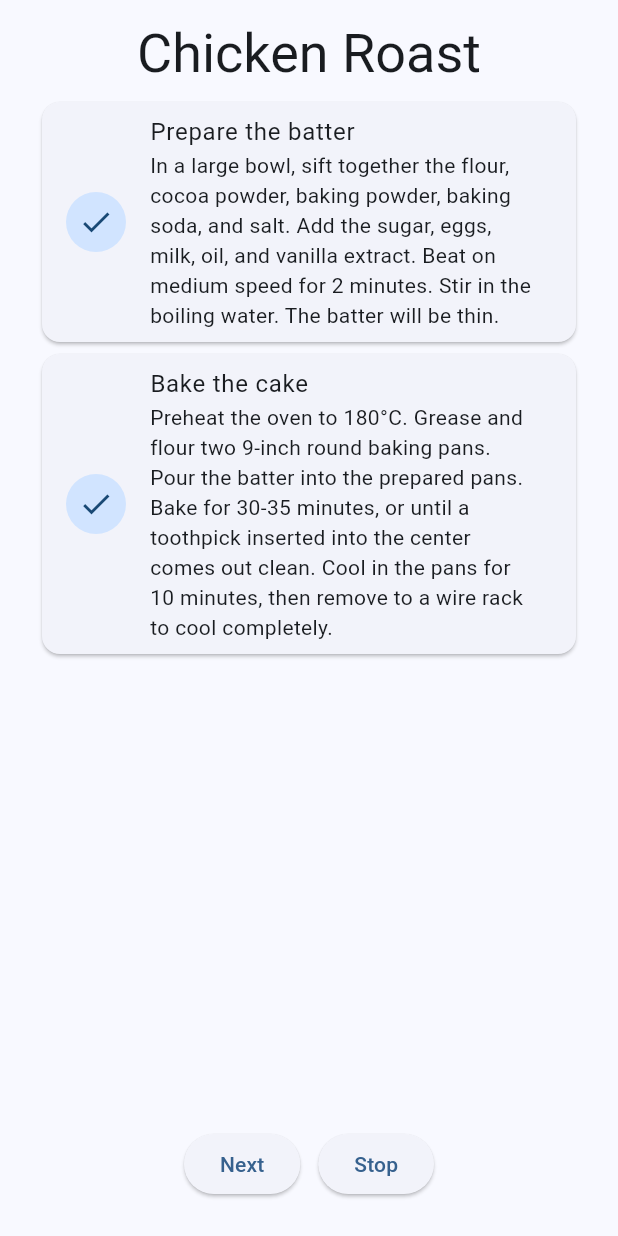
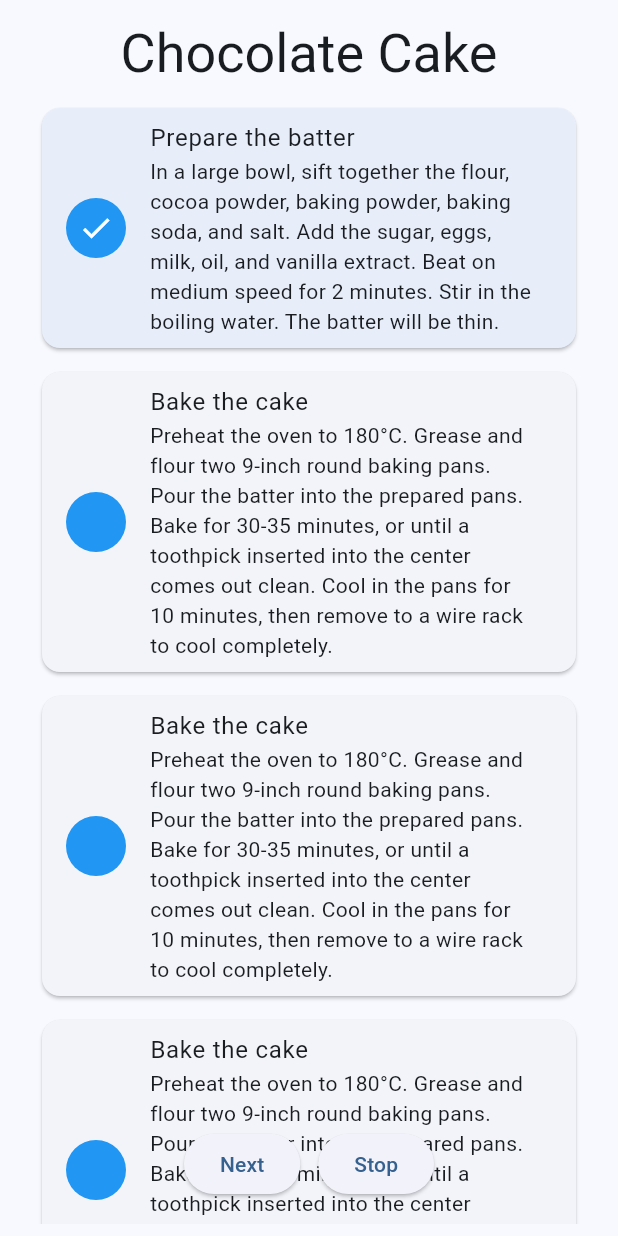
Before and after one commit to hanhkiet/recipes, a Flutter app: the screen it shows after launch, after a tap on "Next", on a phone screen of 412 x 824 dp. Run offline on Flutter 3.47's test engine with Material 3 defaults, Android fonts, the phone set to English and light mode, and no system bars; our stand-ins replace flutter_dotenv, get_it, get_it_mixin, go_router, supabase_flutter; accounts and stored records are empty.

Commit message:
change step in cooking screen and happy_eating_screen.dart

```diff
--- a/lib/data/recipe.dart
+++ b/lib/data/recipe.dart
@@ -80,6 +80,30 @@ const recipesData = [
             'Preheat the oven to 180°C. Grease and flour two 9-inch round baking pans. Pour the batter into the prepared pans. Bake for 30-35 minutes, or until a toothpick inserted into the center comes out clean. Cool in the pans for 10 minutes, then remove to a wire rack to cool completely.',
         duration: Duration(minutes: 35),
       ),
+      RecipeStepData(
+        title: 'Bake the cake',
+        description:
+            'Preheat the oven to 180°C. Grease and flour two 9-inch round baking pans. Pour the batter into the prepared pans. Bake for 30-35 minutes, or until a toothpick inserted into the center comes out clean. Cool in the pans for 10 minutes, then remove to a wire rack to cool completely.',
+        duration: Duration(minutes: 35),
+      ),
+      RecipeStepData(
+        title: 'Bake the cake',
+        description:
+            'Preheat the oven to 180°C. Grease and flour two 9-inch round baking pans. Pour the batter into the prepared pans. Bake for 30-35 minutes, or until a toothpick inserted into the center comes out clean. Cool in the pans for 10 minutes, then remove to a wire rack to cool completely.',
+        duration: Duration(minutes: 35),
+      ),
+      RecipeStepData(
+        title: 'Bake the cake',
+        description:
+            'Preheat the oven to 180°C. Grease and flour two 9-inch round baking pans. Pour the batter into the prepared pans. Bake for 30-35 minutes, or until a toothpick inserted into the center comes out clean. Cool in the pans for 10 minutes, then remove to a wire rack to cool completely.',
+        duration: Duration(minutes: 35),
+      ),
+      RecipeStepData(
+        title: 'Bake the cake',
+        description:
+            'Preheat the oven to 180°C. Grease and flour two 9-inch round baking pans. Pour the batter into the prepared pans. Bake for 30-35 minutes, or until a toothpick inserted into the center comes out clean. Cool in the pans for 10 minutes, then remove to a wire rack to cool completely.',
+        duration: Duration(minutes: 35),
+      ),
     ],
   ),
 ];
--- a/lib/logic/cooking_logic.dart
+++ b/lib/logic/cooking_logic.dart
@@ -1,5 +1,18 @@
+import 'package:flutter/cupertino.dart';
 import 'package:recipes/data/recipe.dart';
 
 class CookingLogic {
   final RecipeData data = recipesData[1];
+
+  ValueNotifier<int> currentStep = ValueNotifier(0);
+
+  void nextStep() {
+    final nextStep = currentStep.value < data.steps.length
+        ? currentStep.value + 1
+        : data.steps.length;
+
+    currentStep.value = nextStep;
+  }
+
+  bool isFinalStep() => currentStep.value == data.steps.length;
 }
--- a/lib/router.dart
+++ b/lib/router.dart
@@ -2,6 +2,7 @@ import 'package:flutter/material.dart';
 import 'package:go_router/go_router.dart';
 import 'package:recipes/singletons.dart';
 import 'package:recipes/ui/screens/cooking/cooking_screen.dart';
+import 'package:recipes/ui/screens/cooking/happy_eating_screen.dart';
 import 'package:recipes/ui/screens/personalization/personalization_done.dart';
 import 'package:recipes/ui/screens/personalization/personalization_height.dart';
 import 'package:recipes/ui/screens/personalization/personalization_introduction.dart';
@@ -27,6 +28,7 @@ class ScreenPaths {
   static String personalizationHeight = '/personalization-height';
   static String personalizationWeight = '/personalization-weight';
   static String cooking = '/cooking';
+  static String happyEating = '/happy-eating';
   static String testData = '/test-data';
 }
 
@@ -68,7 +70,10 @@ final appRouter = GoRouter(
             builder: (context, state) => const PersonalizationDoneScreen()),
         GoRoute(
             path: ScreenPaths.cooking,
-            builder: (context, state) => const CookingScreen()),
+            builder: (context, state) => CookingScreen()),
+        GoRoute(
+            path: ScreenPaths.happyEating,
+            builder: (context, state) => const HappyEatingScreen()),
         GoRoute(
           path: ScreenPaths.testData,
           builder: (context, state) => FutureBuilder<PostgrestList>(
--- a/lib/ui/screens/cooking/cooking_screen.dart
+++ b/lib/ui/screens/cooking/cooking_screen.dart
@@ -1,9 +1,27 @@
 import 'package:flutter/material.dart';
+import 'package:get_it_mixin/get_it_mixin.dart';
 import 'package:recipes/singletons.dart';
 import 'package:recipes/ui/screens/cooking/widgets/cooking_step.dart';
 
-class CookingScreen extends StatelessWidget {
-  const CookingScreen({super.key});
+class CookingScreen extends StatefulWidget with GetItStatefulWidgetMixin {
+  CookingScreen({super.key});
+
+  @override
+  State<CookingScreen> createState() => _CookingScreenState();
+}
+
+class _CookingScreenState extends State<CookingScreen> with GetItStateMixin {
+  late final currentStep = cookingLogic.currentStep..addListener(_handleChange);
+
+  void _handleChange() => setState(() {});
+
+  void _handleNextStep() => cookingLogic.nextStep();
+
+  void _handleRestart() {}
+
+  void _handleStop() {}
+
+  void _handleFinish() {}
 
   @override
   Widget build(BuildContext context) {
@@ -16,7 +34,7 @@ class CookingScreen extends StatelessWidget {
             backgroundColor:
                 Theme.of(context).colorScheme.surface.withOpacity(.8),
             title: Text(
-              'Chicken Roast',
+              data.title,
               style: Theme.of(context).textTheme.displaySmall,
             ),
             floating: true,
@@ -27,8 +45,14 @@ class CookingScreen extends StatelessWidget {
               childCount: data.steps.length,
               (BuildContext context, int index) {
                 return Padding(
-                  padding: const EdgeInsets.symmetric(horizontal: 8.0),
-                  child: CookingStep(data: data.steps[index]),
+                  padding: const EdgeInsets.symmetric(
+                    horizontal: 8.0,
+                    vertical: 4.0,
+                  ),
+                  child: CookingStep(
+                    data: data.steps[index],
+                    isDone: index < currentStep.value,
+                  ),
                 );
               },
             ),
@@ -38,21 +62,24 @@ class CookingScreen extends StatelessWidget {
           ),
         ],
       ),
-      floatingActionButton: Row(
+      floatingActionButton: !cookingLogic.isFinalStep()
+          ? Row(
               mainAxisAlignment: MainAxisAlignment.center,
               children: [
                 ElevatedButton(
-            onPressed: () {},
+                  onPressed: _handleNextStep,
                   child: const Text('Next'),
                 ),
                 const SizedBox(width: 12),
                 ElevatedButton(
-            onPressed: () {
-              appThemeProvider.toggleTheme();
-            },
+                  onPressed: _handleStop,
                   child: const Text('Stop'),
                 ),
               ],
+            )
+          : ElevatedButton(
+              onPressed: _handleFinish,
+              child: const Text('Finish'),
             ),
       floatingActionButtonLocation: FloatingActionButtonLocation.centerFloat,
     );
--- a/lib/ui/screens/cooking/widgets/cooking_step.dart
+++ b/lib/ui/screens/cooking/widgets/cooking_step.dart
@@ -1,24 +1,42 @@
 import 'package:flutter/material.dart';
 import 'package:recipes/data/recipe_step.dart';
 
-class CookingStep extends StatelessWidget {
+class CookingStep extends StatefulWidget {
   const CookingStep({
     super.key,
     required this.data,
+    required this.isDone,
   });
 
   final RecipeStepData data;
+  final bool isDone;
 
+  @override
+  State<CookingStep> createState() => _CookingStepState();
+}
+
+class _CookingStepState extends State<CookingStep> {
   @override
   Widget build(BuildContext context) {
     return Card(
+      surfaceTintColor: widget.isDone ? Colors.blue : Colors.white,
       child: ListTile(
-        // contentPadding: const EdgeInsets.all(4),
-        title: Text(data.title, style: Theme.of(context).textTheme.bodyLarge),
-        subtitle: Text(data.description,
-            style: Theme.of(context).textTheme.bodyMedium),
-        leading: const CircleAvatar(
-          child: Icon(Icons.check),
+        title: Text(
+          widget.data.title,
+          style: Theme.of(context).textTheme.bodyLarge,
+        ),
+        subtitle: Text(
+          widget.data.description,
+          style: Theme.of(context).textTheme.bodyMedium,
+        ),
+        leading: CircleAvatar(
+          backgroundColor: Colors.blue,
+          child: widget.isDone
+              ? const Icon(
+                  Icons.check,
+                  color: Colors.white,
+                )
+              : null,
         ),
       ),
     );
```
Also changed, not shown: lib/ui/screens/cooking/happy_eating_screen.dart (added, +23 -0 lines). Lines whose indentation alone changed are shown as unchanged.
